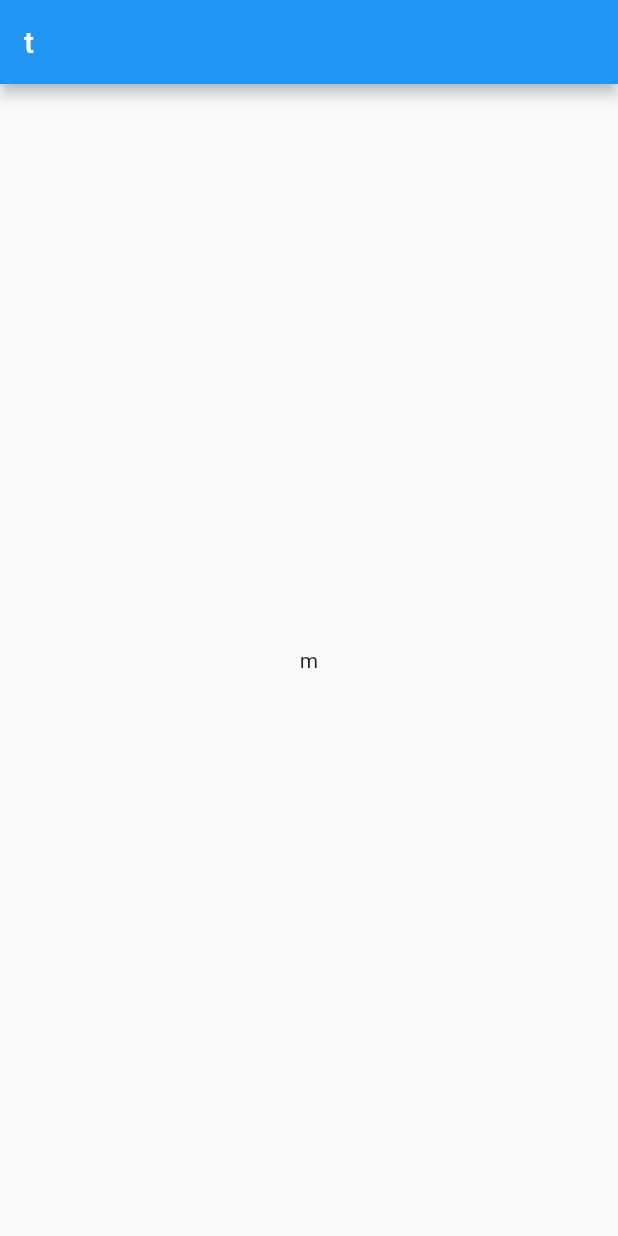
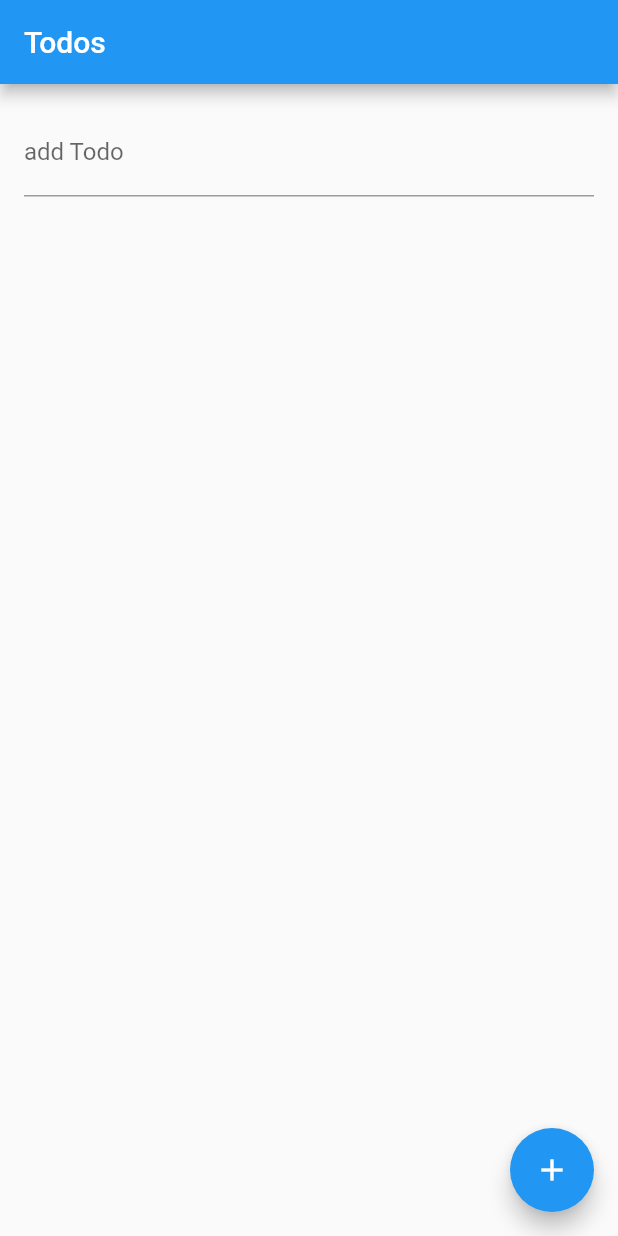
Before and after one commit to tomocy/flutter-cookbook, a Flutter app: the screen it shows after launch, on a phone screen of 412 x 824 dp. Run offline on Flutter 3.47's test engine with Material 2 defaults, Android fonts, the phone set to English and light mode, and no system bars.

Commit message:
tap, drag and enter text

```diff
--- a/lib/main.dart
+++ b/lib/main.dart
@@ -1,6 +1,4 @@
-import 'dart:convert';
 import 'package:flutter/material.dart';
-import 'package:http/http.dart' as http;
 
 void main() => runApp(const App());
 
@@ -10,33 +8,81 @@ class App extends StatelessWidget {
   @override
   Widget build(BuildContext context) {
     return const MaterialApp(
-      home: Page(
-        title: 't',
-        message: 'm',
-      ),
+      home: Page(),
     );
   }
 }
 
-class Page extends StatelessWidget {
-  const Page({
-    Key key,
-    @required this.title,
-    @required this.message,
-  }) : super(key: key);
+class Page extends StatefulWidget {
+  const Page({Key key}) : super(key: key);
 
-  final String title;
-  final String message;
+  @override
+  _PageState createState() => _PageState();
+}
+
+class _PageState extends State<Page> {
+  final _todos = <String>[];
+  final _formKey = GlobalKey<FormState>();
+  final _textController = TextEditingController();
 
   @override
   Widget build(BuildContext context) {
     return Scaffold(
       appBar: AppBar(
-        title: Text(title),
+        title: const Text('Todos'),
       ),
-      body: Center(
-        child: Text(message),
+      body: Column(
+        children: <Widget>[
+          Padding(
+            padding: const EdgeInsets.all(16.0),
+            child: Form(
+              key: _formKey,
+              child: TextFormField(
+                decoration: const InputDecoration(
+                  labelText: 'add Todo',
+                ),
+                validator: (text) =>
+                    text.isEmpty ? 'What should you do?' : null,
+                controller: _textController,
+              ),
+            ),
+          ),
+          Expanded(
+            child: ListView.builder(
+              itemCount: _todos.length,
+              itemBuilder: (context, i) {
+                final todo = _todos[i];
+
+                return Dismissible(
+                  key: Key('$todo$i'),
+                  onDismissed: (direction) => _todos.removeAt(i),
+                  child: ListTile(
+                    title: Text(todo),
+                  ),
+                  background: Container(
+                    color: Colors.red,
+                  ),
+                );
+              },
+            ),
+          ),
+        ],
+      ),
+      floatingActionButton: FloatingActionButton(
+        onPressed: () => setState(() {
+          if (!_formKey.currentState.validate()) return;
+
+          _todos.add(_textController.text);
+          _textController.clear();
+        }),
+        child: const Icon(Icons.add),
       ),
     );
   }
+
+  @override
+  void dispose() {
+    _textController.dispose();
+    super.dispose();
+  }
 }
```
Also changed, not shown: 1 other file.
